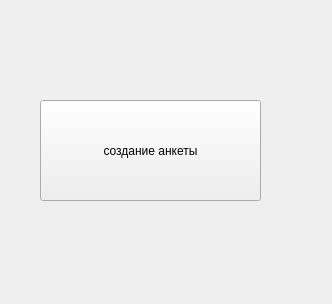
This is user.ui in KawaiiZhele/Yandex-lyceum-1st-project as Qt 5 draws it before an edit. The edited form follows.
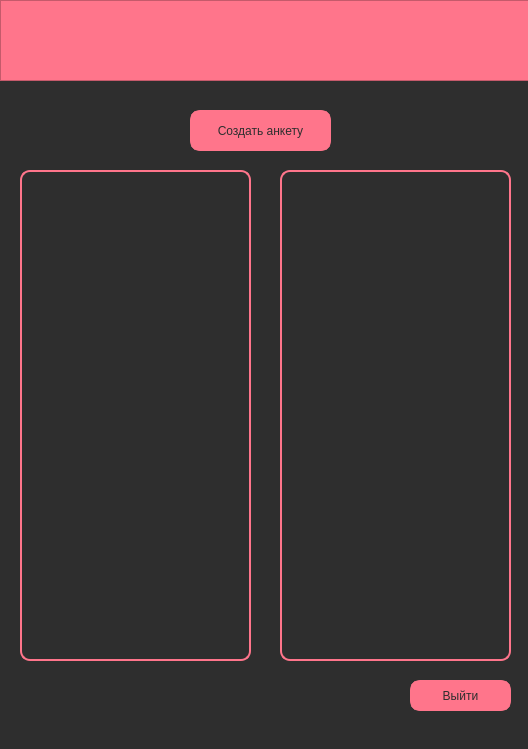
This is the edited form.

```diff
--- a/user.ui
+++ b/user.ui
@@ -6,25 +6,128 @@
    <rect>
     <x>0</x>
     <y>0</y>
-    <width>332</width>
-    <height>304</height>
+    <width>528</width>
+    <height>749</height>
    </rect>
   </property>
   <property name="windowTitle">
    <string>MainWindow</string>
   </property>
+  <property name="styleSheet">
+   <string notr="true">FF758B</string>
+  </property>
   <widget class="QWidget" name="centralwidget">
+   <property name="styleSheet">
+    <string notr="true">background: #2E2E2E</string>
+   </property>
    <widget class="QPushButton" name="entry">
     <property name="geometry">
      <rect>
-      <x>40</x>
-      <y>100</y>
-      <width>221</width>
-      <height>101</height>
+      <x>190</x>
+      <y>110</y>
+      <width>141</width>
+      <height>41</height>
      </rect>
     </property>
+    <property name="styleSheet">
+     <string notr="true">border-radius: 10px;
+border: 6px solid #FF758B;
+background: #FF758B;
+font: 10pt &quot;Fulbo Argenta&quot;;
+color: #2E2E2E</string>
+    </property>
     <property name="text">
-     <string>создание анкеты</string>
+     <string>Создать анкету</string>
+    </property>
+   </widget>
+   <widget class="QFrame" name="frame">
+    <property name="geometry">
+     <rect>
+      <x>0</x>
+      <y>0</y>
+      <width>531</width>
+      <height>81</height>
+     </rect>
+    </property>
+    <property name="styleSheet">
+     <string notr="true">background: #FF758B</string>
+    </property>
+    <property name="frameShape">
+     <enum>QFrame::StyledPanel</enum>
+    </property>
+    <property name="frameShadow">
+     <enum>QFrame::Raised</enum>
+    </property>
+    <widget class="QLabel" name="label_username">
+     <property name="geometry">
+      <rect>
+       <x>120</x>
+       <y>30</y>
+       <width>291</width>
+       <height>20</height>
+      </rect>
+     </property>
+     <property name="styleSheet">
+      <string notr="true">font: 20pt &quot;Fulbo Argenta&quot;;
+color: #2E2E2E</string>
+     </property>
+     <property name="text">
+      <string/>
+     </property>
+    </widget>
+   </widget>
+   <widget class="QPushButton" name="pushButton">
+    <property name="geometry">
+     <rect>
+      <x>410</x>
+      <y>680</y>
+      <width>101</width>
+      <height>31</height>
+     </rect>
+    </property>
+    <property name="styleSheet">
+     <string notr="true">border-radius: 10px;
+border: 6px solid #FF758B;
+background: #FF758B;
+font: 10pt &quot;Fulbo Argenta&quot;;
+color: #2E2E2E</string>
+    </property>
+    <property name="text">
+     <string>Выйти</string>
+    </property>
+   </widget>
+   <widget class="QTextBrowser" name="textBrowser">
+    <property name="geometry">
+     <rect>
+      <x>20</x>
+      <y>170</y>
+      <width>231</width>
+      <height>491</height>
+     </rect>
+    </property>
+    <property name="styleSheet">
+     <string notr="true">bachground-color: #2E2E2E;
+border: 2px solid #FF758B;
+border-radius: 10px;
+font: 8pt &quot;Fulbo Argenta&quot;;
+color: #FF758B</string>
+    </property>
+   </widget>
+   <widget class="QTextBrowser" name="textBrowser_2">
+    <property name="geometry">
+     <rect>
+      <x>280</x>
+      <y>170</y>
+      <width>231</width>
+      <height>491</height>
+     </rect>
+    </property>
+    <property name="styleSheet">
+     <string notr="true">bachground-color: #2E2E2E;
+border: 2px solid #FF758B;
+border-radius: 10px;
+font: 8pt &quot;Fulbo Argenta&quot;;
+color: #FF758B</string>
     </property>
    </widget>
   </widget>
```
Left out of the diff: 2 changed lines with no effect on the pictures.
